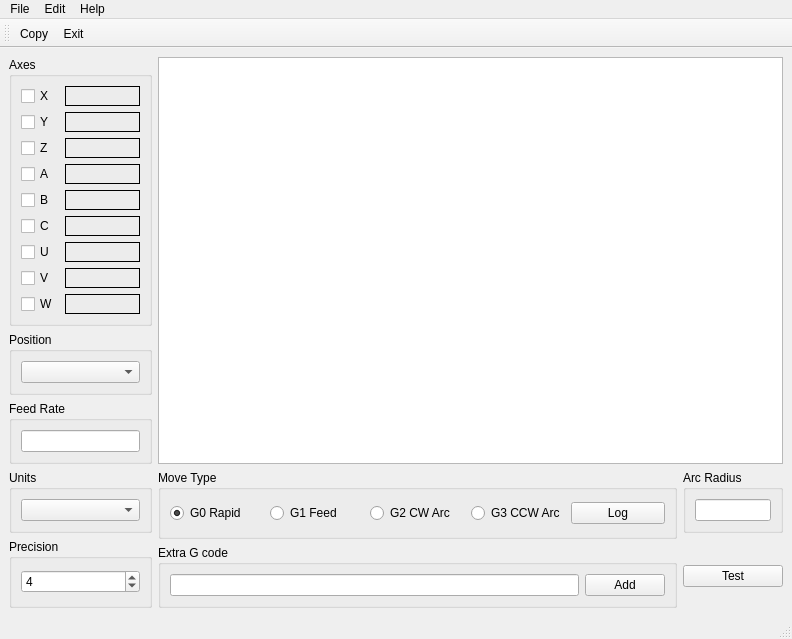
This is position_logger/position_logger.ui in jethornton/position-logger as Qt 5 draws it before an edit. The edited form follows.
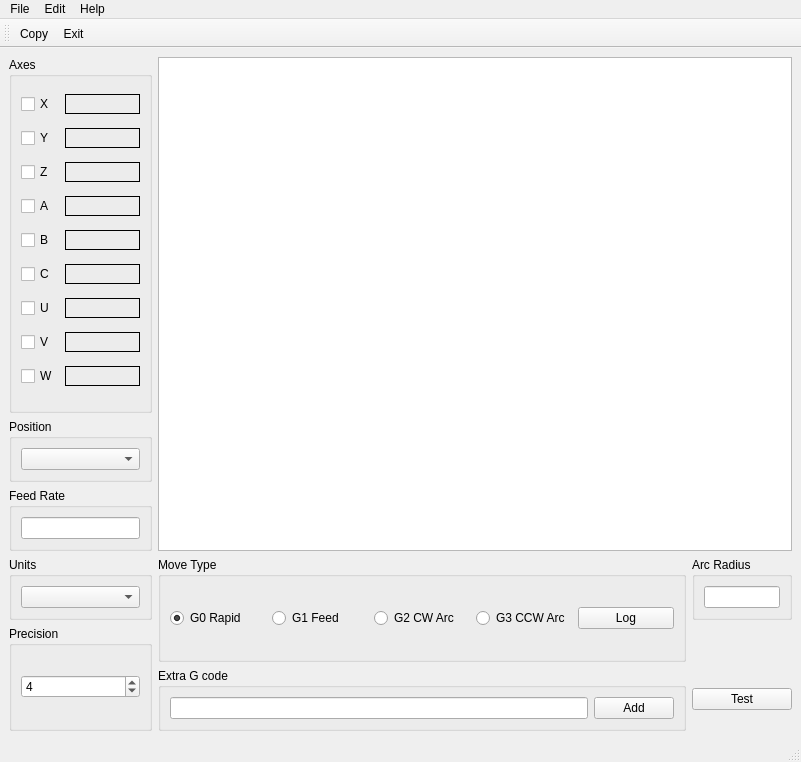
This is the edited form.

Commit message: add missing axis letters

Diff of the .ui file:
```diff
--- a/position_logger/position_logger.ui
+++ b/position_logger/position_logger.ui
@@ -6,8 +6,8 @@
    <rect>
     <x>0</x>
     <y>0</y>
-    <width>792</width>
-    <height>632</height>
+    <width>801</width>
+    <height>762</height>
    </rect>
   </property>
   <property name="windowTitle">
@@ -469,8 +469,8 @@
     <rect>
      <x>0</x>
      <y>0</y>
-     <width>792</width>
-     <height>27</height>
+     <width>801</width>
+     <height>25</height>
     </rect>
    </property>
    <widget class="QMenu" name="menuFile">
```
Left out of the diff: 18 changed lines with no effect on the pictures.
